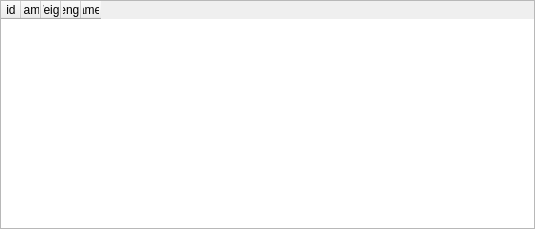
Old version of the form ui_templates/catalog_bullet_list.ui in the repository o-murphy/archer_ballistics_constructor.
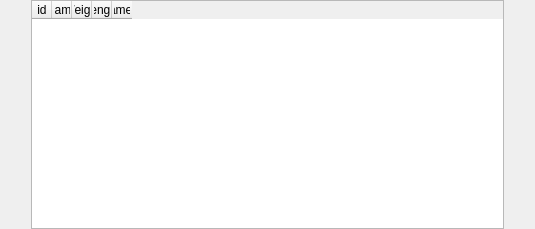
New version of the form.

```diff
--- a/ui_templates/catalog_bullet_list.ui
+++ b/ui_templates/catalog_bullet_list.ui
@@ -31,6 +31,12 @@
    </property>
    <item row="0" column="0">
     <widget class="QTableWidget" name="tableWidget">
+     <property name="maximumSize">
+      <size>
+       <width>473</width>
+       <height>16777215</height>
+      </size>
+     </property>
      <property name="editTriggers">
       <set>QAbstractItemView::NoEditTriggers</set>
      </property>
```
